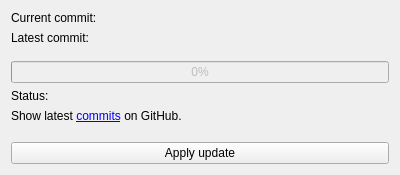
Qt form updateform.ui (LFriede/x64dbg-updater) before a commit.
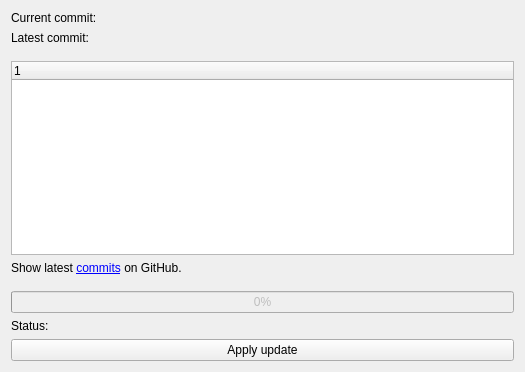
The same form after that commit.

Commit message: Show latest commits in dialog

```diff
--- a/updateform.ui
+++ b/updateform.ui
@@ -6,8 +6,8 @@
    <rect>
     <x>0</x>
     <y>0</y>
-    <width>400</width>
-    <height>175</height>
+    <width>525</width>
+    <height>372</height>
    </rect>
   </property>
   <property name="windowTitle">
@@ -44,6 +44,41 @@
      </property>
     </spacer>
    </item>
+   <item>
+    <widget class="QTreeWidget" name="trwCommits">
+     <column>
+      <property name="text">
+       <string notr="true">1</string>
+      </property>
+     </column>
+    </widget>
+   </item>
+   <item>
+    <widget class="QLabel" name="label">
+     <property name="text">
+      <string>Show latest &lt;a href=&quot;https://github.com/x64dbg/x64dbg/commits&quot;&gt;commits&lt;/a&gt; on GitHub.</string>
+     </property>
+     <property name="openExternalLinks">
+      <bool>true</bool>
+     </property>
+    </widget>
+   </item>
+   <item>
+    <spacer name="verticalSpacer_3">
+     <property name="orientation">
+      <enum>Qt::Vertical</enum>
+     </property>
+     <property name="sizeType">
+      <enum>QSizePolicy::Fixed</enum>
+     </property>
+     <property name="sizeHint" stdset="0">
+      <size>
+       <width>20</width>
+       <height>10</height>
+      </size>
+     </property>
+    </spacer>
+   </item>
    <item>
     <widget class="QProgressBar" name="progressBar">
      <property name="enabled">
@@ -61,29 +96,6 @@
      </property>
     </widget>
    </item>
-   <item>
-    <widget class="QLabel" name="label">
-     <property name="text">
-      <string>Show latest &lt;a href=&quot;https://github.com/x64dbg/x64dbg/commits&quot;&gt;commits&lt;/a&gt; on GitHub.</string>
-     </property>
-     <property name="openExternalLinks">
-      <bool>true</bool>
-     </property>
-    </widget>
-   </item>
-   <item>
-    <spacer name="verticalSpacer">
-     <property name="orientation">
-      <enum>Qt::Vertical</enum>
-     </property>
-     <property name="sizeHint" stdset="0">
-      <size>
-       <width>20</width>
-       <height>40</height>
-      </size>
-     </property>
-    </spacer>
-   </item>
    <item>
     <widget class="QPushButton" name="applyButton">
      <property name="enabled">
```
The commit also changes 3 other files.
